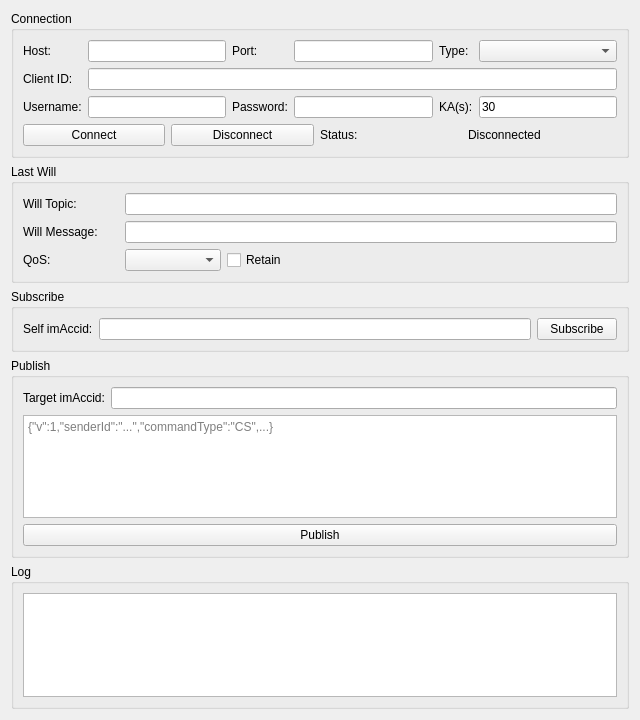
The window that qt-demo/mainwgt.ui (maenlong/qmqtt) describes before a commit, drawn with Qt 5.
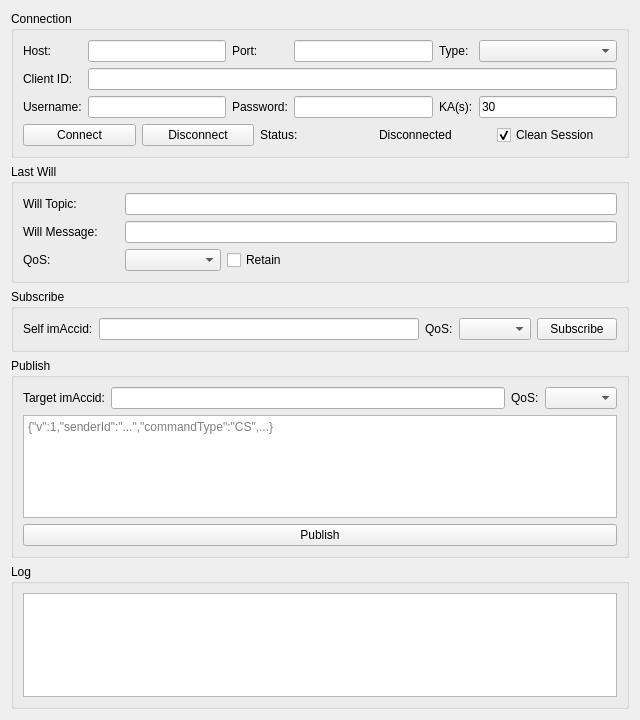
The same window after the commit.

Commit message:
feat(qt-demo): Clean Session / QoS 改为可配置
- 连接区新增 Clean Session 勾选框（默认 ON）
- 订阅区新增 QoS 下拉（0/1/2，默认 1）
- 发布区新增 QoS 下拉（0/1/2，默认 1）

Patch:
```diff
--- a/qt-demo/mainwgt.ui
+++ b/qt-demo/mainwgt.ui
@@ -107,6 +107,12 @@
           <property name="text"><string>Disconnected</string></property>
          </widget>
         </item>
+        <item>
+         <widget class="QCheckBox" name="m_cleanSession">
+          <property name="text"><string>Clean Session</string></property>
+          <property name="checked"><bool>true</bool></property>
+         </widget>
+        </item>
         <item>
          <spacer>
           <property name="orientation"><enum>Qt::Horizontal</enum></property>
@@ -176,6 +182,16 @@
       <item>
        <widget class="QLineEdit" name="m_selfImAccid"/>
       </item>
+       <item>
+        <widget class="QLabel" name="m_labelSubQos">
+         <property name="text"><string>QoS:</string></property>
+        </widget>
+       </item>
+       <item>
+        <widget class="QComboBox" name="m_subQos">
+         <property name="maximumWidth"><number>60</number></property>
+        </widget>
+       </item>
       <item>
        <widget class="QPushButton" name="m_btnSubscribe">
         <property name="text"><string>Subscribe</string></property>
@@ -200,6 +216,16 @@
         <item>
          <widget class="QLineEdit" name="m_targetImAccid"/>
         </item>
+        <item>
+         <widget class="QLabel" name="m_labelPubQos">
+          <property name="text"><string>QoS:</string></property>
+         </widget>
+        </item>
+        <item>
+         <widget class="QComboBox" name="m_pubQos">
+          <property name="maximumWidth"><number>60</number></property>
+         </widget>
+        </item>
        </layout>
       </item>
       <item>
```
Lines whose indentation alone changed are shown as unchanged.
